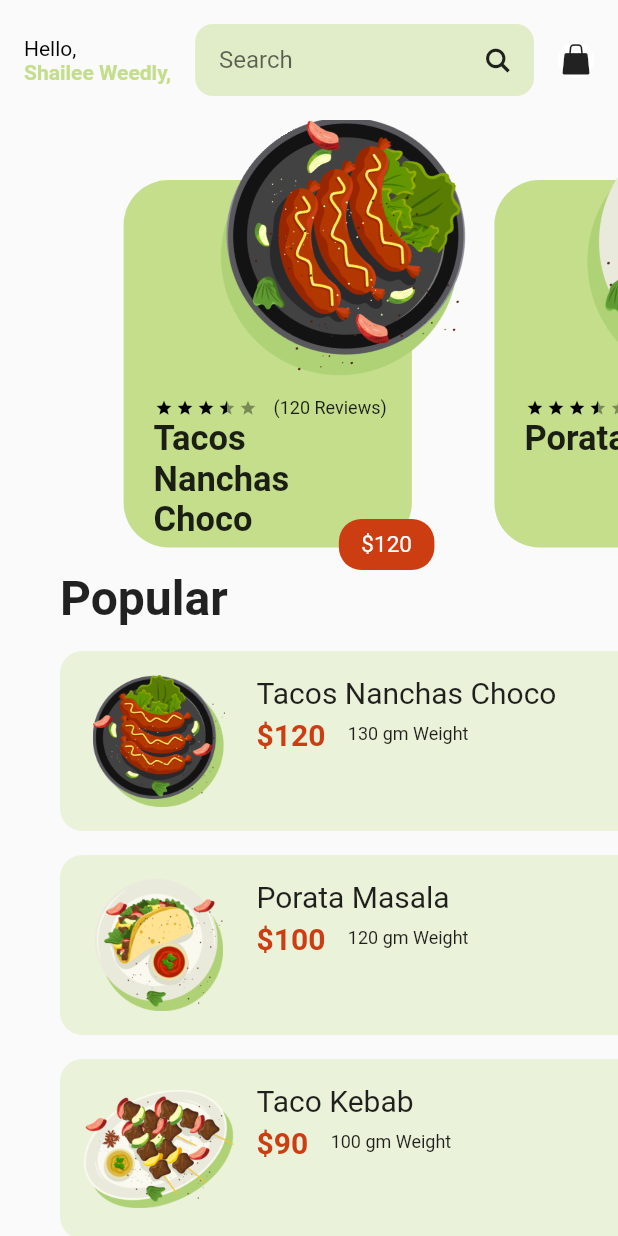
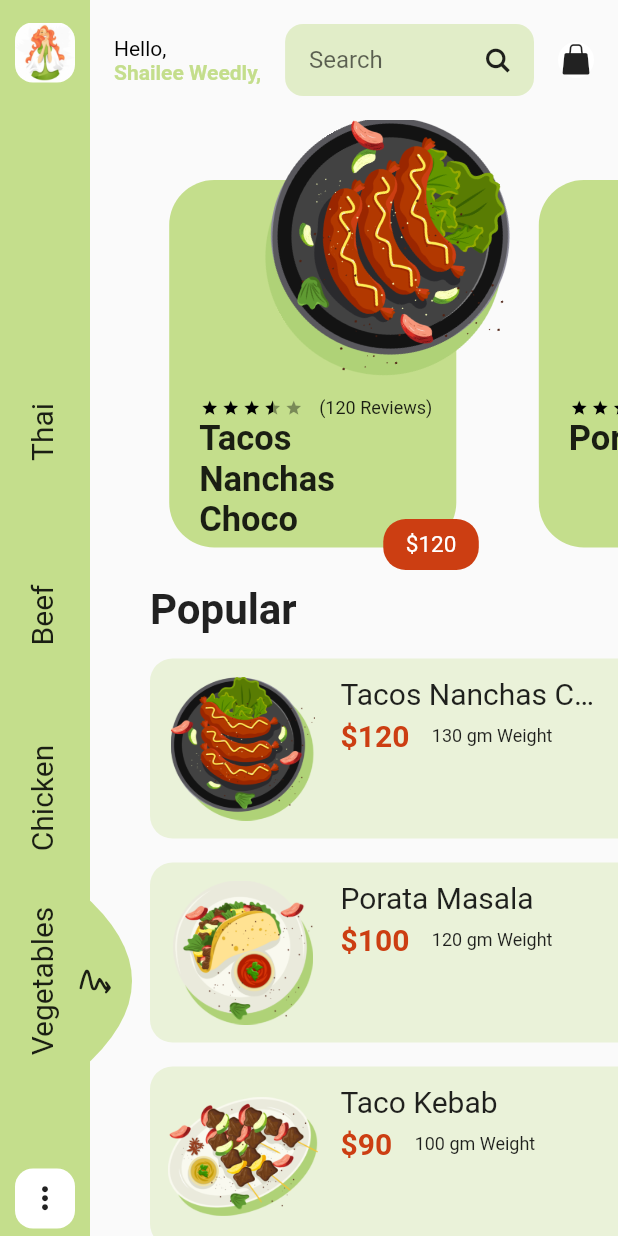
Before and after one commit to bryansrm/flutter-ui-food-delivery, a Flutter app: the screen it shows after launch, on a phone screen of 412 x 824 dp. Run offline on Flutter 3.47's test engine with Material 2 defaults, Android fonts, the phone set to English and light mode, and no system bars; drawn by our look-alikes of flutter_rating_bar; our stand-ins replace google_fonts.

Commit message:
add menu home page

```diff
--- a/lib/pages/home_page.dart
+++ b/lib/pages/home_page.dart
@@ -6,6 +6,7 @@ import 'package:flutter_ui_food_delivery/core/constans.dart';
 import 'package:flutter_ui_food_delivery/core/flutter_icons.dart';
 import 'package:flutter_ui_food_delivery/models/food_model.dart';
 import 'package:flutter_rating_bar/flutter_rating_bar.dart';
+import 'package:flutter_ui_food_delivery/widgets/menu_clipper.dart';
 
 class HomePage extends StatefulWidget {
   @override
@@ -13,14 +14,161 @@ class HomePage extends StatefulWidget {
 }
 
 class _HomePageState extends State<HomePage> {
+
   final foodList = FoodModel.list;
-  final pageController = PageController(viewportFraction: .6);
+  final pageController = PageController(viewportFraction: .7);
+  double paddingLeft = 0.0;
 
   @override
   Widget build(BuildContext context) {
+
+    final size = MediaQuery.of(context).size;
+
     return Scaffold(
       body: SafeArea(
+        child: Container(
+          width: size.width,
+          height: size.height,
+          child: Stack(
+            children: [
+
+              Padding(
+                padding: EdgeInsets.only(left: 60.0),
+                child: _buildContent(),
+              ),
+
+              Container(
+                color: AppColors.greenColor,
+                height: size.height,
+                width: 60,
                 child: Column(
+                  mainAxisAlignment: MainAxisAlignment.spaceBetween,
+                  children: [
+
+                    Container(
+                      width: 40.0,
+                      height: 40.0,
+                      margin: EdgeInsets.only(top: 15.0),
+                      decoration: BoxDecoration(
+                        borderRadius: BorderRadius.circular(12),
+                        image: DecorationImage(
+                          image: AssetImage('assets/images/profile.jpg')
+                        )
+                      ),
+                    ),
+
+                    Container(
+                      width: 40.0,
+                      height: 40.0,
+                      margin: EdgeInsets.only(bottom: 5.0),
+                      decoration: BoxDecoration(
+                        color: Colors.white,
+                        borderRadius: BorderRadius.circular(12),
+                      ),
+                      child: Center(
+                        child: Icon(
+                          FlutterIcons.menu
+                        ),
+                      ),
+                    )
+
+                  ],
+                ),
+              ),
+
+              Positioned(
+                bottom: 0,
+                left: 3,
+                child: Transform.rotate(
+                  angle:  - pi / 2,
+                  alignment: Alignment.topLeft,
+                  child: Column(
+                    crossAxisAlignment: CrossAxisAlignment.start,
+                    children: [
+
+                      Row(
+                        children: [
+
+                          _buildMenu('Vegetables', 0),
+                          _buildMenu('Chicken', 1),
+                          _buildMenu('Beef', 2),
+                          _buildMenu('Thai', 3),
+
+                        ],
+                      ),
+
+                      AnimatedContainer(
+                        duration: Duration(milliseconds: 250),
+                        margin: EdgeInsets.only(left: paddingLeft),
+                        width: 120,
+                        child: Stack(
+                          children: [
+
+                            Align(
+                              alignment: Alignment.bottomCenter,
+                              child: ClipPath(
+                                clipper: MenuClipper(),
+                                child: Container(
+                                  width: 120,
+                                  height: 60,
+                                  color: AppColors.greenColor,
+                                ),
+                              ),
+                            ),
+
+                            Align(
+                              alignment: Alignment.topCenter,
+                              child: Transform.rotate(
+                                angle: pi / 2,
+                                child: Icon(
+                                  FlutterIcons.arrow,
+                                  size: 16,
+                                ),
+                              ),
+                            )
+
+                          ],
+                        ),
+                      )
+
+                    ],
+                  ),
+                ),
+              )
+
+            ],
+          ),
+        ),
+      ),
+    );
+  }
+
+  Widget _buildMenu(String text, int index){
+    return GestureDetector(
+      onTap: () {
+        setState(() {
+          paddingLeft = 120.0 * index;
+        });
+      },
+      child: Container(
+        // color: Colors.red,
+        margin: EdgeInsets.only(right: 2.0),
+        width: 120,
+        height: 50,
+        child: Center(
+          child: Text(
+            text,
+            style: TextStyle(
+              fontSize: 20.0
+            ),
+          ),
+        ),
+      ),
+    );
+  }
+
+  Column _buildContent() {
+    return Column(
         children: [
 
           _customAppBar(),
@@ -82,11 +230,11 @@ class _HomePageState extends State<HomePage> {
                 ),
 
                 Padding(
-                    padding: EdgeInsets.only(left: 40),
+                  padding: EdgeInsets.only(left: 40, top: 10.0),
                   child: Text(
                     'Popular',
                     style: TextStyle(
-                        fontSize: 32,
+                      fontSize: 28,
                       fontWeight: FontWeight.bold
                     ),
                   ),
@@ -101,8 +249,6 @@ class _HomePageState extends State<HomePage> {
           )
 
         ],
-        ),
-      ),
       );
   }
 
@@ -183,7 +329,7 @@ class _HomePageState extends State<HomePage> {
       itemCount: foodList.length,
       itemBuilder: ( _, index ){
         return Container(
-          padding: EdgeInsets.all(16),
+          padding: EdgeInsets.all(12.0),
           height: 120.0,
           margin: EdgeInsets.only(bottom: 16),
           decoration: BoxDecoration(
@@ -205,12 +351,14 @@ class _HomePageState extends State<HomePage> {
 
               SizedBox( width: 15,),
 
-              Column(
+              Flexible(
+                child: Column(
                   crossAxisAlignment: CrossAxisAlignment.start,
                   children: [
 
                     Text(
                       foodList[index].name,
+                      overflow: TextOverflow.ellipsis,
                       style: TextStyle(
                         fontSize: 20
                       ),
@@ -243,6 +391,7 @@ class _HomePageState extends State<HomePage> {
                     )
 
                   ],
+                ),
               )
 
             ],
--- /dev/null
+++ b/lib/widgets/menu_clipper.dart
@@ -0,0 +1,23 @@
+import 'package:flutter/material.dart';
+
+class MenuClipper extends CustomClipper<Path> {
+  @override
+  Path getClip(Size size) {
+    print(size.width);
+    print(size.height);
+    Path path = new Path();
+
+    path.moveTo(0, 0);
+    path.quadraticBezierTo(60, 70, size.width, 0);
+    // path.quadraticBezierTo(60, 70, 50, 20);
+    // path.quadraticBezierTo(30, 0, 50, 20);
+    // path.quadraticBezierTo(size.width / 2, 40, size.width - 50, 20);
+    // path.quadraticBezierTo(size.width - 30, 0, size.width, 0);
+    path.close();
+
+    return path;
+  }
+
+  @override
+  bool shouldReclip(CustomClipper<Path> oldClipper) => true;
+}
```
Lines whose indentation alone changed are shown as unchanged.
